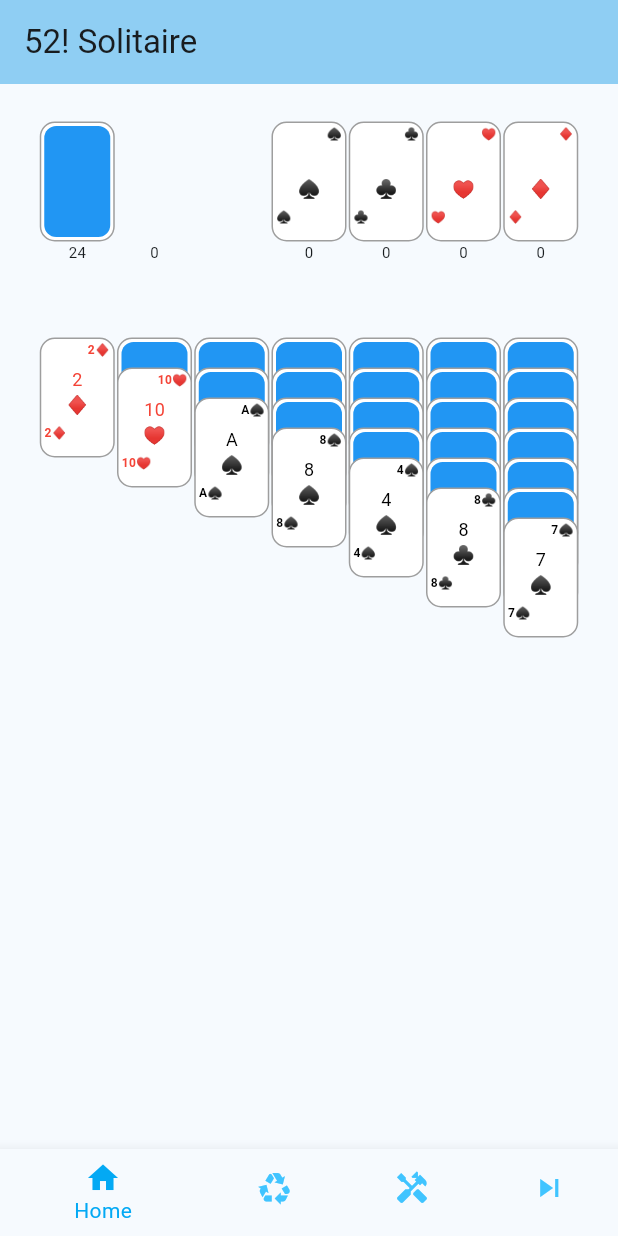
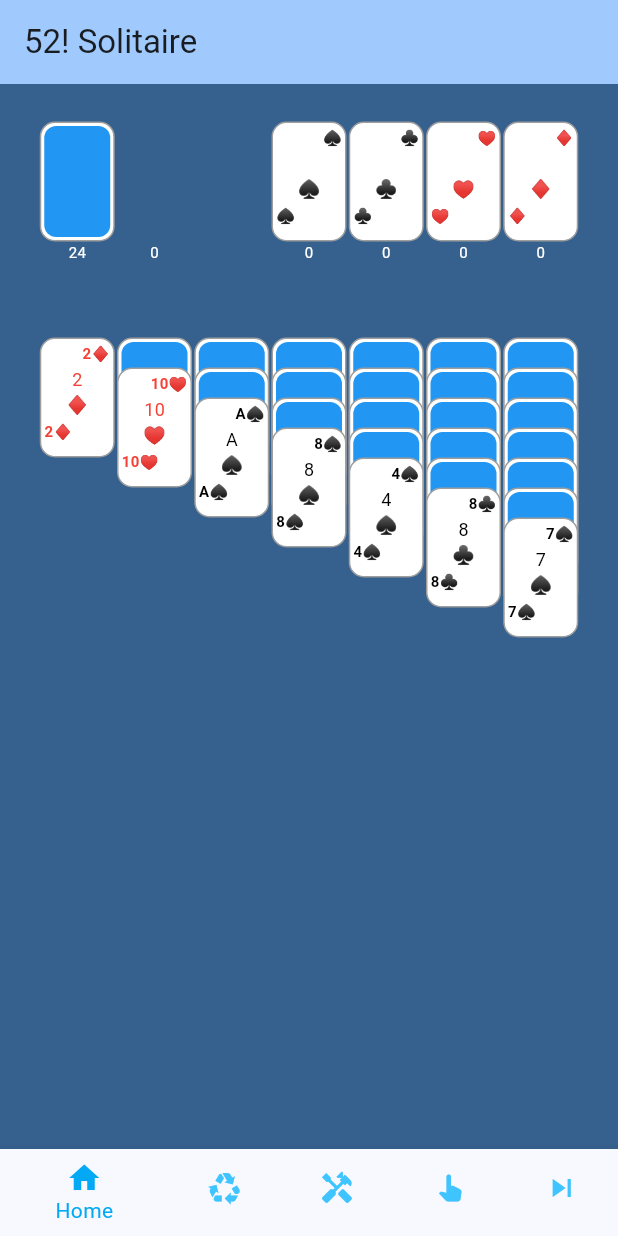
Before and after one commit to michaelgilmore/52-Solitaire, a Flutter app: the screen it shows after launch, on a phone screen of 412 x 824 dp. Run offline on Flutter 3.47's test engine with Material 3 defaults, Android fonts, the light colour scheme and no system bars; our stand-ins replace shared_preferences.

Commit message:
Added Use card button. Darkened background.

```diff
--- a/lib/game_screen.dart
+++ b/lib/game_screen.dart
@@ -14,17 +14,21 @@ class GameScreen extends StatefulWidget {
 
 class _GameScreenState extends State<GameScreen> {
 
+  //Debugging
+  final bool showCardOnTopButton = false;
+
   final int BOTTOM_NAV_INDEX_HOME = 0;
   final int BOTTOM_NAV_INDEX_RESET = 1;
   final int BOTTOM_NAV_INDEX_TOOLS = 2;
-  final int BOTTOM_NAV_INDEX_NEXT_CARD = 3;
+  final int BOTTOM_NAV_INDEX_USE_CARD = 3;
+  final int BOTTOM_NAV_INDEX_NEXT_CARD = 4;
 
   late List<PlayingCard> stock;
   List<PlayingCard> waste = [];
   List<List<PlayingCard>> foundation = [];
   List<List<PlayingCard>> tableau = [];
 
-  double pileCountTextSize = 10;
+  final pileCountTextStyle = const TextStyle(color: Colors.white, fontSize: 10);
 
   int _currentBottomNavIndex = 0;
 
@@ -86,6 +90,9 @@ class _GameScreenState extends State<GameScreen> {
     else if(_currentBottomNavIndex == BOTTOM_NAV_INDEX_NEXT_CARD) {
       flipNextStockCard();
     }
+    else if(_currentBottomNavIndex == BOTTOM_NAV_INDEX_USE_CARD) {
+      useCard();
+    }
   }
 
   flipNextStockCard() {
@@ -131,8 +138,8 @@ class _GameScreenState extends State<GameScreen> {
       cardHeight = 80;
       cardWidth = 50;
       centerFontSize = 12;
-      cornerFontSize = 8;
-      spaceBetweenCenterAndCorner = 5;
+      cornerFontSize = 10;
+      spaceBetweenCenterAndCorner = 2;
     }
     else if(screenWidth < firstResponsiveWidthThreshold) {
       cardHeight = 100;
@@ -191,6 +198,7 @@ class _GameScreenState extends State<GameScreen> {
         backgroundColor: Theme.of(context).colorScheme.inversePrimary,
         title: Text(widget.title),
       ),
+      backgroundColor: Theme.of(context).colorScheme.primary,
       bottomNavigationBar: BottomNavigationBar(
           backgroundColor: Colors.white,
           currentIndex: _currentBottomNavIndex,
@@ -209,6 +217,10 @@ class _GameScreenState extends State<GameScreen> {
             BottomNavigationBarItem(
               icon: Icon(Icons.handyman),
               label: 'Tools',
+            ),
+            BottomNavigationBarItem(
+              icon: Icon(Icons.pan_tool_alt),
+              label: 'Use',
             ),
             BottomNavigationBarItem(
               icon: Icon(Icons.skip_next),
@@ -237,7 +249,7 @@ class _GameScreenState extends State<GameScreen> {
                       child: Column(
                           children: [
                             stock.isNotEmpty ? stock[0] : PlayingCard.placeholder,
-                            Text(stock.length.toString(), style: TextStyle(fontSize: pileCountTextSize)),
+                            Text(stock.length.toString(), style: pileCountTextStyle),
                           ]
                       )
                   ),
@@ -245,38 +257,12 @@ class _GameScreenState extends State<GameScreen> {
                   //Waste
                   GestureDetector(
                       onDoubleTap: () {
-                        setState(() {
-                          if(waste.isEmpty) {
-                            return;
-                          }
-
-                          PlayingCard topCard = waste.last;
-
-                          //Check each foundation pile to see if the top card can be moved there
-                          for(int i = 0; i < 4; i++) {
-                            if(isValidFoundationDrop(foundation[i].last, topCard)) {
-                              // print('Moving card to foundation');
-                              foundation[i].add(waste.removeLast());
-                              foundation[i].last.currentPile = PlayingCard.DRAG_SOURCE_FOUNDATIONS[i];
-                              return;
-                            }
-                          }
-
-                          //Check each tableau pile to see if the top card can be moved there
-                          for(int i = 0; i < 7; i++) {
-                            if(isValidTableauDrop(tableau[i].isNotEmpty ? tableau[i].last : null, topCard)) {
-                              // print('Moving card to tableau');
-                              tableau[i].add(waste.removeLast());
-                              tableau[i].last.currentPile = PlayingCard.DRAG_SOURCE_TABLEAUS[i];
-                              return;
-                            }
-                          }
-                        });
+                        useCard();
                       },
                       child: Column(
                           children: [
                             waste.isNotEmpty ? waste.last : SizedBox(height: cardHeight, width: cardWidth),
-                            Text(waste.length.toString(), style: TextStyle(fontSize: pileCountTextSize)),
+                            Text(waste.length.toString(), style: pileCountTextStyle),
                           ]
                       )
                   ),
@@ -313,7 +299,7 @@ class _GameScreenState extends State<GameScreen> {
                         children: [
                           foundation[a].last,
                           //TODO: Don't have empty be a card. Then we won't need to subtract 1 here.
-                          Text((foundation[a].length - 1).toString(), style: TextStyle(fontSize: pileCountTextSize)),
+                          Text((foundation[a].length - 1).toString(), style: pileCountTextStyle),
                         ],
                       ),
                     ),
@@ -354,6 +340,7 @@ class _GameScreenState extends State<GameScreen> {
                                 //HACK Remove last card and recreate it with isFaceUp set to true. Seems like not managing state properly.
                                 PlayingCard newLast = PlayingCard(tableau[i].last.value, tableau[i].last.suit, true, key: UniqueKey());
                                 newLast.currentPile = tableau[i].last.currentPile;
+                                newLast.cardOnTopOfThisOne = null;
                                 tableau[i].removeLast();
                                 tableau[i].add(newLast);
                               }
@@ -367,8 +354,10 @@ class _GameScreenState extends State<GameScreen> {
                           PlayingCard droppedCard = data.data;
 
                           if(isValidTableauDrop(tableau[i].isNotEmpty ? tableau[i].last : null, droppedCard)) {
-                            // print('Accepting tableau drop');
+                            print('Accepting tableau drop ${droppedCard.toStr()}');
+
                             if(tableau[i].isNotEmpty) {
+                              print('Setting cardOnTopOfThisOne for ${tableau[i].last.toStr()} to ${droppedCard.toStr()}');
                               tableau[i].last.cardOnTopOfThisOne = droppedCard;
                             }
                             addCardFromDragSource(droppedCard, tableau[i], PlayingCard.DRAG_SOURCE_TABLEAUS[i]);
@@ -412,6 +401,24 @@ class _GameScreenState extends State<GameScreen> {
                   SizedBox(height: 10)
                 ],
               ),
+
+              Visibility(
+                visible: showCardOnTopButton,
+                child: ElevatedButton(
+                  onPressed: () {
+                    //Loop through all cards in all tableau piles and print their card on top
+                    for(int i = 0; i < 7; i++) {
+                      if(tableau[i].isNotEmpty) {
+                        //Loop through all cards in this tableau pile and print its card on top
+                        for(int j = 0; j < tableau[i].length; j++) {
+                          print('Tableau ${i+1} card ${tableau[i][j].toStr()} card on top of this one is ${tableau[i][j].cardOnTopOfThisOne?.toStr()}');
+                        }
+                      }
+                    }
+                  },
+                  child: const Text('Print cards on top')
+                ),
+              )
             ],
           ),
         ),
@@ -486,7 +493,7 @@ class _GameScreenState extends State<GameScreen> {
   }
 
   void removeCardFromDragSource(PlayingCard card) {
-    // print('removeCardFromDragSource(${card.currentPile})');
+    print('removeCardFromDragSource(${card.currentPile})');
 
     setState(() {
       // if(PlayingCard.dragSource == PlayingCard.DRAG_SOURCE_WASTE) {
@@ -514,27 +521,39 @@ class _GameScreenState extends State<GameScreen> {
   }
 
   void addCardFromDragSource(PlayingCard card, List<PlayingCard> target, int newPile) {
-    // print('addCardFromDragSource(${card.currentPile})');
+    print('addCardFromDragSource(${card.currentPile})');
 
     setState(() {
       if(card.currentPile == PlayingCard.DRAG_SOURCE_WASTE) {
         // print('Transferring card from waste');
         target.add(waste.removeLast());
+        target.last.currentPile = newPile;
       }
       for(int i = 0; i < 7; i++) {
         if(card.currentPile == PlayingCard.DRAG_SOURCE_TABLEAUS[i]) {
-          // print('Transferring card from tableau $i');
+          print('Transferring card from tableau ${i+1} to $newPile');
+
+          // if(newPile > 0 && tableau[newPile - 1].isNotEmpty) {
+          //   tableau[newPile - 1].last.cardOnTopOfThisOne = card;
+          // }
+
           tableau[i].remove(card);
           target.add(card);
+          target.last.currentPile = newPile;
 
           if(card.cardOnTopOfThisOne != null) {
+            print('Adding card on top of this one ${card.cardOnTopOfThisOne!.toStr()}');
             addCardFromDragSource(card.cardOnTopOfThisOne!, target, newPile);
+          }
+          else {
+            print('No card on top of ${card.toStr()}');
           }
 
           if(tableau[i].isNotEmpty && !tableau[i].last.isFaceUp) {
             tableau[i].last.isFaceUp = true;
             //HACK Remove last card and recreate it with isFaceUp set to true. Seems like not managing state properly.
             PlayingCard newLast = PlayingCard(tableau[i].last.value, tableau[i].last.suit, true, key: UniqueKey());
+            print('Setting newLast card to ${newLast.toStr()}');
             newLast.currentPile = tableau[i].last.currentPile;
             tableau[i].removeLast();
             tableau[i].add(newLast);
@@ -543,11 +562,11 @@ class _GameScreenState extends State<GameScreen> {
       }
       for(int i = 0; i < 4; i++) {
         if(card.currentPile == PlayingCard.DRAG_SOURCE_FOUNDATIONS[i]) {
-          // print('Transferring card from foundation $i');
+          // print('Transferring card from foundation ${i+1} to $newPile');
           target.add(foundation[i].removeLast());
         }
+        target.last.currentPile = newPile;
       }
-      target.last.currentPile = newPile;
     });
   }
 
@@ -593,4 +612,36 @@ class _GameScreenState extends State<GameScreen> {
     final num_games_played = prefs.getInt('num_games_played') ?? 0;
     await prefs.setInt('num_games_played', num_games_played + 1);
   }
+
+  void useCard() {
+    setState(() {
+      if(waste.isEmpty) {
+        return;
+      }
+
+      //Check each foundation pile to see if the top card can be moved there
+      for(int i = 0; i < 4; i++) {
+        if(isValidFoundationDrop(foundation[i].last, waste.last)) {
+          // print('Moving card to foundation');
+          foundation[i].last.cardOnTopOfThisOne = waste.last;
+          foundation[i].add(waste.removeLast());
+          foundation[i].last.currentPile = PlayingCard.DRAG_SOURCE_FOUNDATIONS[i];
+          return;
+        }
+      }
+
+      //Check each tableau pile to see if the top card can be moved there
+      for(int i = 0; i < 7; i++) {
+        if(isValidTableauDrop(tableau[i].isNotEmpty ? tableau[i].last : null, waste.last)) {
+          // print('Moving card to tableau');
+          if(tableau[i].isNotEmpty) {
+            tableau[i].last.cardOnTopOfThisOne = waste.last;
+          }
+          tableau[i].add(waste.removeLast());
+          tableau[i].last.currentPile = PlayingCard.DRAG_SOURCE_TABLEAUS[i];
+          return;
+        }
+      }
+    });
+  }
 }
--- a/lib/main.dart
+++ b/lib/main.dart
@@ -8,14 +8,14 @@ void main() {
 class GSolitaireApp extends StatelessWidget {
   const GSolitaireApp({super.key});
 
-  static const APP_VERSION = '1.1';
+  static const APP_VERSION = '1.2';
 
   @override
   Widget build(BuildContext context) {
     return MaterialApp(
       title: 'GSolitaire',
       theme: ThemeData(
-        colorScheme: ColorScheme.fromSeed(seedColor: Colors.lightBlueAccent),
+        colorScheme: ColorScheme.fromSeed(seedColor: Colors.blue),
         useMaterial3: true,
       ),
       debugShowCheckedModeBanner: false,
--- a/lib/playing_card.dart
+++ b/lib/playing_card.dart
@@ -38,9 +38,19 @@ class PlayingCard extends StatefulWidget {
   final String suit;
   final Color suitColor;
   bool isFaceUp = false;
-  int currentPile = PlayingCard.DRAG_SOURCE_STOCK;
+  int _currentPile = PlayingCard.DRAG_SOURCE_STOCK;
+  int get currentPile => _currentPile;
+  set currentPile(int newPile) {
+    // print('setting ${toStr()} currentPile to $newPile, was $_currentPile');
+    _currentPile = newPile;
+  }
 
-  PlayingCard? cardOnTopOfThisOne;
+  PlayingCard? _cardOnTopOfThisOne;
+  PlayingCard? get cardOnTopOfThisOne => _cardOnTopOfThisOne;
+  set cardOnTopOfThisOne(PlayingCard? card) {
+    print('setting ${toStr()} cardOnTopOfThisOne to ${card?.toStr()}');
+    _cardOnTopOfThisOne = card;
+  }
 
   PlayingCard(this.value, this.suit, this.isFaceUp, {super.key}) :
     suitColor = suit == hearts || suit == diamonds ? Colors.red : Colors.black {
@@ -56,6 +66,11 @@ class PlayingCard extends StatefulWidget {
 }
 
 class _PlayingCardState extends State<PlayingCard> {
+
+  //Debugging
+  bool showCurrentPile = false;
+  bool showCardOnTop = false;
+
   Color cardColor = Colors.white;
   Color textColor = Colors.white;
   final Color cardBorderColor = Colors.grey[500]!;
@@ -79,6 +94,19 @@ class _PlayingCardState extends State<PlayingCard> {
   }
 
   Container getCardContainer() {
+    String cardTopRow = '';
+    if(showCardOnTop) {
+      if(widget.cardOnTopOfThisOne == null) {
+        cardTopRow = 'XX';
+      } else {
+        cardTopRow = widget.cardOnTopOfThisOne!.toStr();
+      }
+    }
+    if(showCurrentPile) {
+      cardTopRow = '${widget.currentPile} ';
+    }
+    cardTopRow += widget.value + widget.suit;
+
     return Container(
         width: widget.cardWidth,
         height: widget.cardHeight,
@@ -100,7 +128,7 @@ class _PlayingCardState extends State<PlayingCard> {
                 children: [
                   Align(
                     alignment: Alignment.topRight,
-                    child: Text(widget.value + widget.suit,
+                    child: Text(cardTopRow,
                         style: TextStyle(
                           color: textColor,
                           fontSize: widget.cornerFontSize,
```
